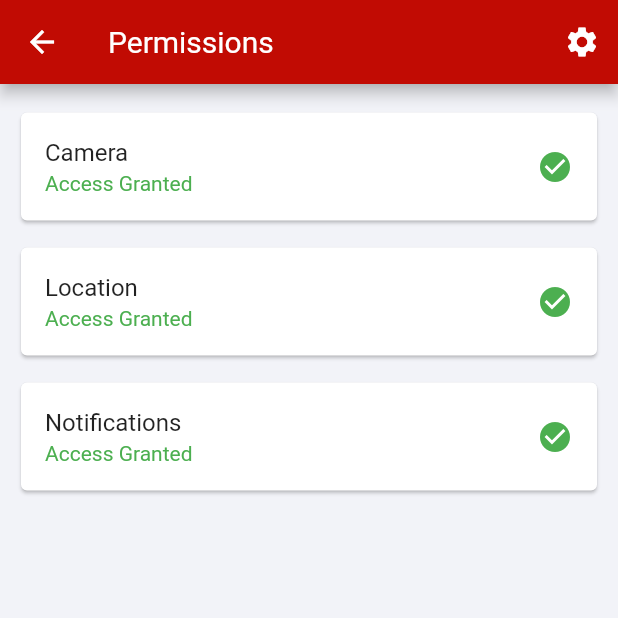
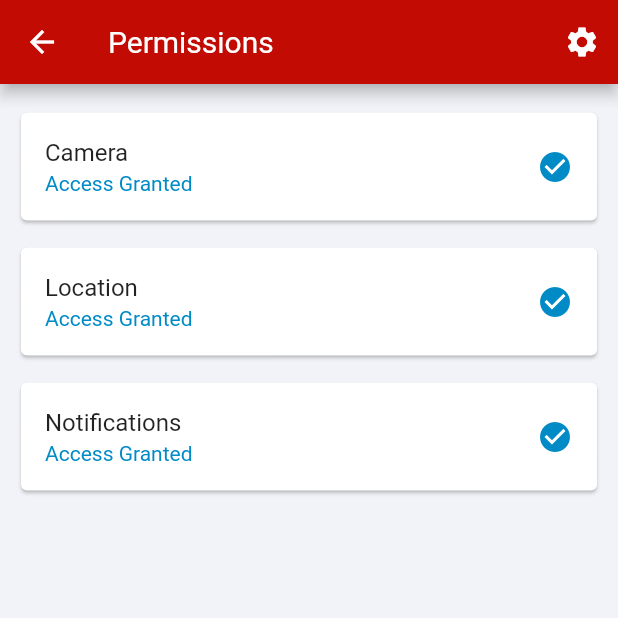
Before and after one commit to olekasandrblamar/IAMHOME__APP, a Flutter app: the AppPermissions screen opened directly, on a phone screen of 412 x 824 dp, the top half of it. Run offline on Flutter 3.47's test engine with Material 2 defaults, Android fonts, the phone set to English and light mode, and no system bars; our stand-ins replace device_info, dio, firebase_analytics, firebase_crashlytics, firebase_dynamic_links, firebase_messaging and 4 more; missing offline and left inert: background_fetch, flutter_inappwebview, launch_review; accounts and stored records are empty; generated files the repository leaves out were written again.

Commit message:
.14 release

```diff
--- a/lib/widgets/apppermissions_widget.dart
+++ b/lib/widgets/apppermissions_widget.dart
@@ -79,9 +79,9 @@ class _PermissionState extends State<PermissionWidget> {
   Color getPermissionColor() {
     switch (_permissionStatus) {
       case PermissionStatus.denied:
-        return Colors.red;
+        return Color(0xffc10b03);
       case PermissionStatus.granted:
-        return Colors.green;
+        return Color(0xff008bc6);
       default:
         return Colors.grey;
     }
@@ -141,11 +141,11 @@ class _PermissionState extends State<PermissionWidget> {
                     trailing: _permissionStatus == PermissionStatus.granted
                         ? Icon(
                             Icons.check_circle,
-                            color: Colors.green,
+                            color: Color(0xff008bc6),
                           )
                         : Icon(
                             Icons.remove_circle,
-                            color: Colors.red,
+                            color: Color(0xffc10b03),
                           ),
                   ),
                   // Divider(
--- a/pubspec.yaml
+++ b/pubspec.yaml
@@ -15,7 +15,7 @@ publish_to: "none" # Remove this line if you wish to publish to pub.dev
 # In iOS, build-name is used as CFBundleShortVersionString while build-number used as CFBundleVersion.
 # Read more about iOS versioning at
 # https://developer.apple.com/library/archive/documentation/General/Reference/InfoPlistKeyReference/Articles/CoreFoundationKeys.html
-version: 1.0.0+13
+version: 1.0.0+14
 
 environment:
   sdk: ">=2.9.0 <3.0.0"
@@ -26,7 +26,7 @@ dependencies:
   flutter_localizations:
     sdk: flutter
   flutter_cupertino_localizations: ^1.0.1
-  provider: ^4.3.2
+  provider: ^4.3.2+1
   intl: ^0.16.1
   dio: ^3.0.10
   package_info: ^0.4.1
@@ -44,7 +44,7 @@ dependencies:
   launch_review: ^2.0.0
   firebase_analytics: ^6.0.0
   firebase_crashlytics: ^0.1.4+1
-  firebase_dynamic_links: ^0.5.3
+  firebase_dynamic_links: ^0.6.0
   firebase_performance: ^0.4.0
   firebase_messaging: ^7.0.0
 
```
Also changed, not shown: lib/screens/setup/setup_active_screen.dart (+4 -4 lines), pubspec.lock, 2 other files.
